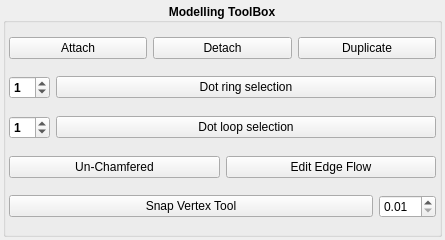
Before: the Qt Designer form src/developer/main/polytools/modeltools/ui/modeltoolsUI.ui in code-google-com/mayatools, drawn with Qt 5.
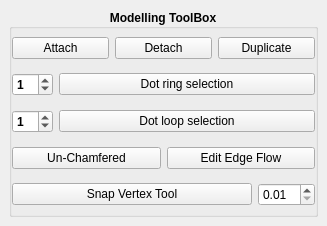
After: the same form once the commit is applied.

```diff
--- a/src/developer/main/polytools/modeltools/ui/modeltoolsUI.ui
+++ b/src/developer/main/polytools/modeltools/ui/modeltoolsUI.ui
@@ -6,8 +6,8 @@
    <rect>
     <x>0</x>
     <y>0</y>
-    <width>445</width>
-    <height>240</height>
+    <width>327</width>
+    <height>226</height>
    </rect>
   </property>
   <property name="windowTitle">
@@ -15,9 +15,8 @@
   </property>
   <widget class="QWidget" name="centralwidget">
    <layout class="QVBoxLayout" name="verticalLayout">
-    <property name="margin">
-     <number>3</number>
-    </property>
+    <item>
+     <layout class="QVBoxLayout" name="vlayout">
     <item>
      <widget class="QGroupBox" name="groupBox_3">
       <property name="enabled">
@@ -43,7 +42,7 @@
       </property>
       <layout class="QVBoxLayout" name="verticalLayout_2">
        <property name="margin">
-        <number>3</number>
+          <number>0</number>
        </property>
        <item>
         <layout class="QHBoxLayout" name="horizontalLayout_2">
@@ -231,6 +230,8 @@
        </item>
       </layout>
      </widget>
+      </item>
+     </layout>
     </item>
    </layout>
   </widget>
```
Lines whose indentation alone changed are shown as unchanged.
